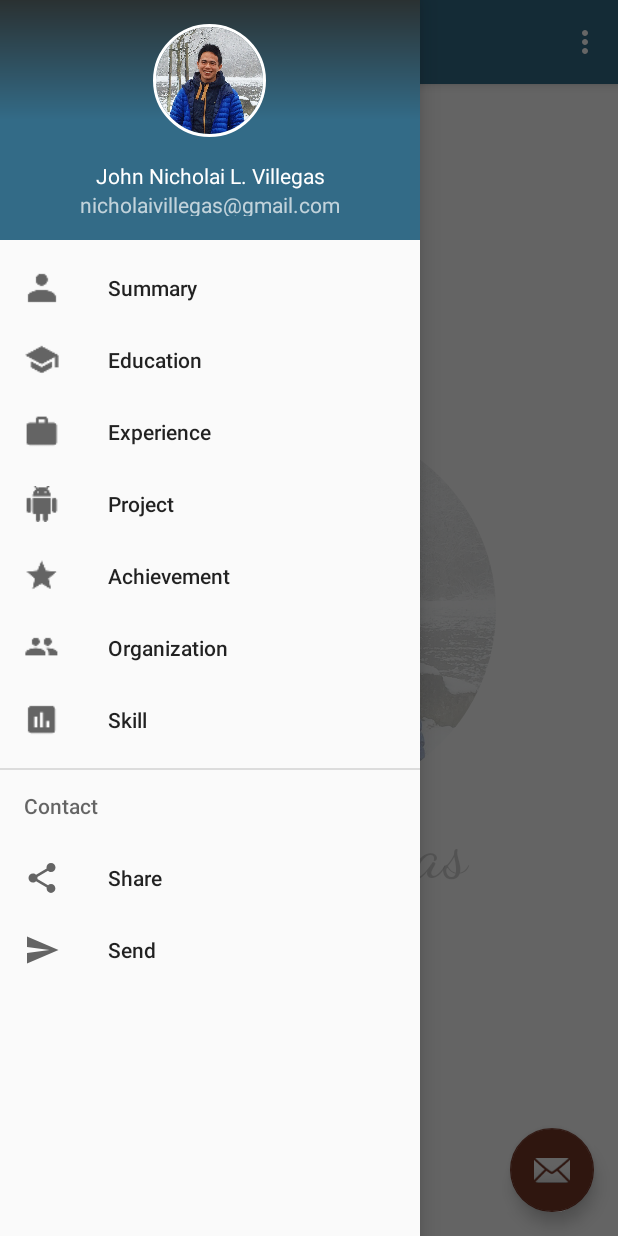
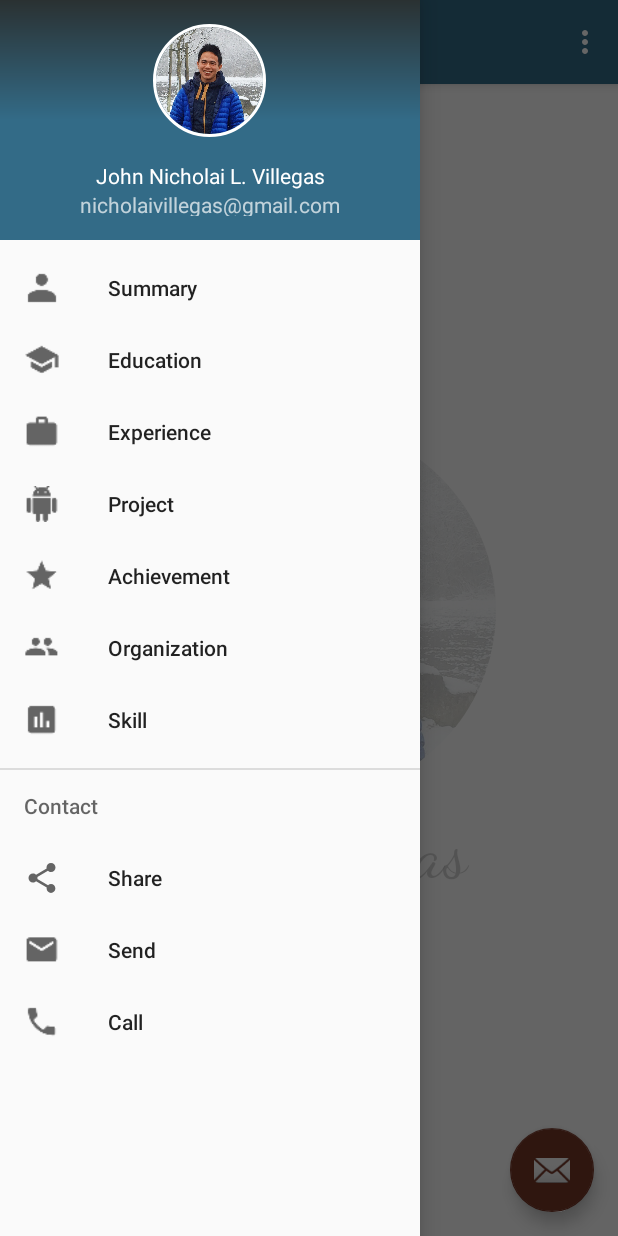
Before and after one commit to nicholaivillegas/myprofile, an Android app: the screen it shows after launch (MainActivity), with the side drawer open, on a phone screen of 412 x 824 dp. Run offline under Robolectric (Android 15) with nearby library versions, the phone set to English and light mode, and no system bars; our stand-ins replace CircleImageView.

Commit message:
share, email, phone

```diff
--- a/app/src/main/res/menu/activity_main_drawer.xml
+++ b/app/src/main/res/menu/activity_main_drawer.xml
@@ -41,8 +41,13 @@
                 android:title="Share" />
             <item
                 android:id="@+id/nav_send"
-                android:icon="@drawable/ic_menu_send"
+                android:icon="@drawable/ic_email_black_18dp"
                 android:title="Send" />
+
+            <item
+                android:id="@+id/nav_call"
+                android:icon="@drawable/ic_phone_black_18dp"
+                android:title="Call" />
         </menu>
     </item>
 
```
Also changed, not shown: app/src/main/java/com/resume/nico/myresume/MainActivity.java (+23 -1 lines).
